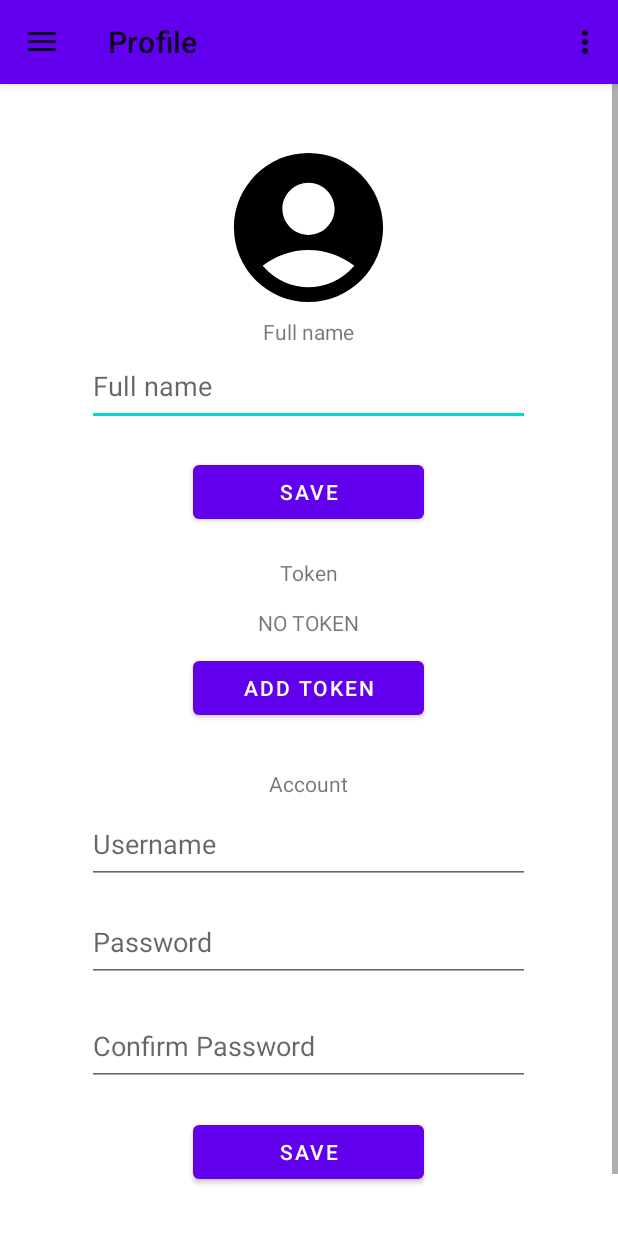
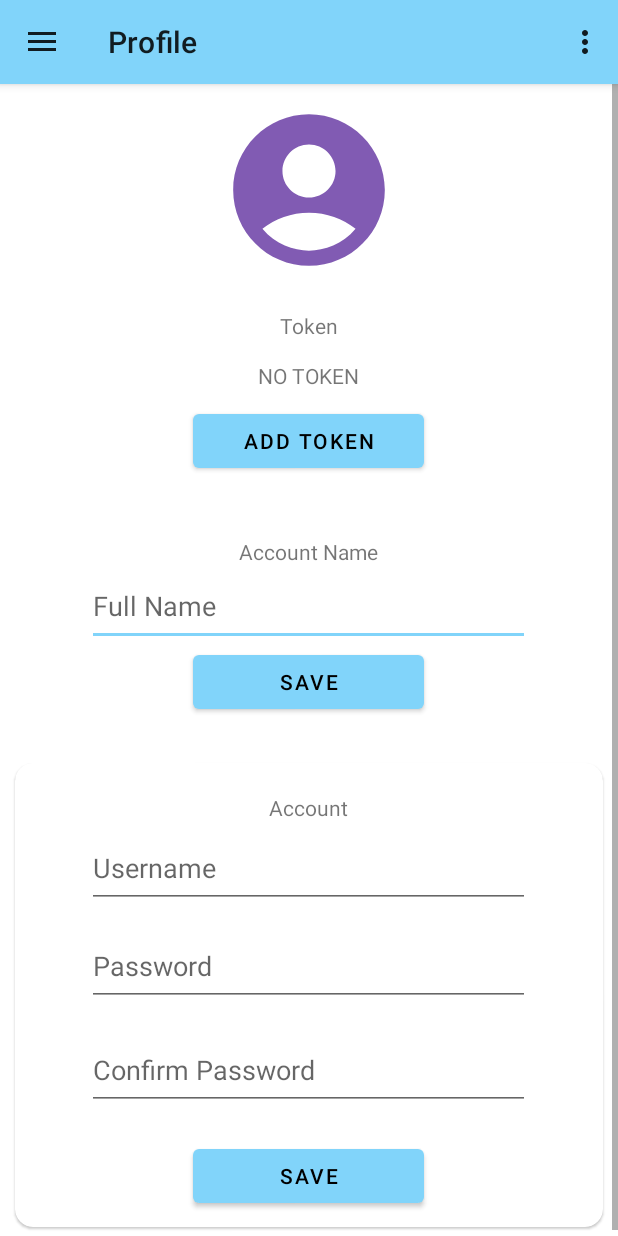
Before and after one commit to eeneg/split, an Android app: the screen it shows after launch (MainActivity), in the side drawer, after a tap on "Profile", on a phone screen of 412 x 824 dp. Run offline under Robolectric (Android 15) with nearby library versions, the phone set to English and light mode, and no system bars; our stand-ins replace Room's generated code, navigation-ui; libraries missing offline, so code that uses them is left out: com.journeyapps.barcodescanner; 6 statements that could not run were skipped.

Commit message:
design & non nfc cp crash fix

```diff
--- a/app/src/main/java/com/example/split/MainActivity.kt
+++ b/app/src/main/java/com/example/split/MainActivity.kt
@@ -106,9 +106,21 @@ class MainActivity : AppCompatActivity() {
         nameHeader.setText(sharedPref.getString("name", null).toString())
         usernameHeader.setText(sharedPref.getString("username", null).toString())
 
-        nfcAdapter = NfcAdapter.getDefaultAdapter(this)
-        if (nfcAdapter == null) {
-            Toast.makeText(this, "Device does not support NFC", Toast.LENGTH_LONG).show()
+        val nfcA = NfcAdapter.getDefaultAdapter(this)
+
+        try {
+            nfcAdapter = nfcA
+        }catch (e: RuntimeException){
+            val builder: AlertDialog.Builder = AlertDialog.Builder(this)
+            builder
+                .setTitle("Error!")
+                .setMessage("This Device Does NOT Support NFC!!")
+                .setNegativeButton("Cancel") { dialog, which ->
+                    finish()
+                }
+                .setCancelable(false)
+            val dialog: AlertDialog = builder.create()
+            dialog.show()
         }
 
         pendingIntent = PendingIntent.getActivity(
@@ -122,6 +134,7 @@ class MainActivity : AppCompatActivity() {
         writeTagFilters = arrayOf(tagDetected)
     }
 
+    @RequiresApi(Build.VERSION_CODES.P)
     fun processNFC(intent: Intent){
         if(writeMode == false){
             if(activescan){
@@ -148,6 +161,7 @@ class MainActivity : AppCompatActivity() {
             Toast.makeText(this, "Go to Write Or Scan page to get started", Toast.LENGTH_LONG).show()
         }
     }
+    @RequiresApi(Build.VERSION_CODES.P)
     private fun readFromIntent(intent: Intent) {
         tag = intent.getParcelableExtra<Parcelable>(NfcAdapter.EXTRA_TAG) as Tag?
         val rawMsgs = intent.getParcelableArrayExtra(NfcAdapter.EXTRA_NDEF_MESSAGES)
@@ -232,6 +246,7 @@ class MainActivity : AppCompatActivity() {
         System.arraycopy(textBytes, 0, payload, 1 + langLength, textLength)
         return NdefRecord(NdefRecord.TNF_WELL_KNOWN, NdefRecord.RTD_TEXT, ByteArray(0), payload)
     }
+    @RequiresApi(Build.VERSION_CODES.P)
     override fun onNewIntent(intent: Intent) {
         super.onNewIntent(intent)
         processNFC(intent)
@@ -243,12 +258,20 @@ class MainActivity : AppCompatActivity() {
 
     public override fun onPause() {
         super.onPause()
-        nfcAdapter.disableForegroundDispatch(this)
+        try {
+            nfcAdapter.disableForegroundDispatch(this)
+        }catch (e: Exception){
+            Log.i("on pause", e.toString())
+        }
     }
 
     public override fun onResume() {
         super.onResume()
-        nfcAdapter.enableForegroundDispatch(this, pendingIntent, writeTagFilters, null)
+        try {
+            nfcAdapter.enableForegroundDispatch(this, pendingIntent, writeTagFilters, null)
+        }catch (e: Exception){
+            Log.i("on resume", e.toString())
+        }
     }
     override fun onOptionsItemSelected(item: MenuItem): Boolean {
         sharedPref = this.getSharedPreferences("key", Context.MODE_PRIVATE)!!
--- a/app/src/main/res/drawable/baseline_account_circle_24.xml
+++ b/app/src/main/res/drawable/baseline_account_circle_24.xml
@@ -1,4 +1,4 @@
-<vector android:height="24dp" android:tint="#000000"
+<vector android:height="24dp" android:tint="#815BB3"
     android:viewportHeight="24" android:viewportWidth="24"
     android:width="24dp" xmlns:android="http://schemas.android.com/apk/res/android">
     <path android:fillColor="@android:color/white" android:pathData="M12,2C6.48,2 2,6.48 2,12s4.48,10 10,10s10,-4.48 10,-10S17.52,2 12,2zM12,6c1.93,0 3.5,1.57 3.5,3.5S13.93,13 12,13s-3.5,-1.57 -3.5,-3.5S10.07,6 12,6zM12,20c-2.03,0 -4.43,-0.82 -6.14,-2.88C7.55,15.8 9.68,15 12,15s4.45,0.8 6.14,2.12C16.43,19.18 14.03,20 12,20z"/>
--- a/app/src/main/res/layout/fragment_profile.xml
+++ b/app/src/main/res/layout/fragment_profile.xml
@@ -22,47 +22,28 @@
 
             <ImageView
                 android:id="@+id/imageView2"
-                android:layout_width="146dp"
-                android:layout_height="119dp"
-                android:layout_marginTop="36dp"
+                android:layout_width="180dp"
+                android:layout_height="121dp"
+                android:layout_marginTop="10dp"
                 app:layout_constraintEnd_toEndOf="parent"
                 app:layout_constraintHorizontal_bias="0.505"
                 app:layout_constraintStart_toStartOf="parent"
                 app:layout_constraintTop_toTopOf="parent"
                 app:srcCompat="@drawable/baseline_account_circle_24" />
 
-            <TextView
-                android:id="@+id/info"
-                android:layout_width="wrap_content"
-                android:layout_height="wrap_content"
-                android:text="@string/name"
-                app:layout_constraintBottom_toTopOf="@+id/profile_name"
-                app:layout_constraintEnd_toEndOf="parent"
-                app:layout_constraintHorizontal_bias="0.165"
-                app:layout_constraintStart_toStartOf="parent"
-                app:layout_constraintTop_toBottomOf="@+id/imageView2"
-                app:layout_constraintVertical_bias="0.288" />
+            <androidx.cardview.widget.CardView
+                app:cardElevation="1dp"
+                app:cardCornerRadius="12dp"
+                android:layout_margin="10dp"
+                android:layout_width="match_parent"
+                android:layout_height="match_parent">
 
-
-            <EditText
-                android:id="@+id/profile_name"
-                android:layout_width="295dp"
-                android:layout_height="53dp"
-                android:layout_marginBottom="20dp"
-                android:ems="10"
-                android:hint="@string/name"
-                android:importantForAutofill="no"
-                android:inputType="text"
-                app:layout_constraintBottom_toTopOf="@+id/saveNameBtn"
-                app:layout_constraintEnd_toEndOf="parent"
-                app:layout_constraintStart_toStartOf="parent" />
-
-            <Button
-                android:id="@+id/saveNameBtn"
-                android:layout_width="154dp"
-                android:layout_height="wrap_content"
-                android:layout_marginBottom="20dp"
-                android:text="@string/save" />
+                <LinearLayout
+                    android:orientation="vertical"
+                    android:gravity="center"
+                    android:layout_margin="10dp"
+                    android:layout_width="match_parent"
+                    android:layout_height="match_parent">
 
                     <TextView
                         android:id="@+id/label_token"
@@ -83,12 +64,66 @@
                         android:id="@+id/addToken"
                         android:layout_width="154dp"
                         android:layout_height="wrap_content"
-                android:layout_marginBottom="20dp"
                         android:text="@string/add_token"/>
 
+                </LinearLayout>
+
+            </androidx.cardview.widget.CardView>
+
+            <androidx.cardview.widget.CardView
+                app:cardElevation="1dp"
+                app:cardCornerRadius="12dp"
+                android:layout_margin="10dp"
+                android:layout_width="match_parent"
+                android:layout_height="match_parent">
+                <LinearLayout
+                    android:orientation="vertical"
+                    android:gravity="center"
+                    android:layout_margin="10dp"
+                    android:layout_width="match_parent"
+                    android:layout_height="match_parent">
+                    <TextView
+                        android:id="@+id/info"
+                        android:layout_width="wrap_content"
+                        android:layout_height="wrap_content"
+                        android:text="@string/name"
+                        app:layout_constraintBottom_toTopOf="@+id/profile_name"
+                        app:layout_constraintEnd_toEndOf="parent"
+                        app:layout_constraintHorizontal_bias="0.165"
+                        app:layout_constraintStart_toStartOf="parent"
+                        app:layout_constraintTop_toBottomOf="@+id/imageView2"
+                        app:layout_constraintVertical_bias="0.288" />
+
+                    <EditText
+                        android:id="@+id/profile_name"
+                        android:layout_width="295dp"
+                        android:layout_height="53dp"
+                        android:ems="10"
+                        android:hint="@string/full_name"
+                        android:importantForAutofill="no"
+                        android:inputType="text"
+                        app:layout_constraintBottom_toTopOf="@+id/saveNameBtn"
+                        app:layout_constraintEnd_toEndOf="parent"
+                        app:layout_constraintStart_toStartOf="parent" />
+
+                    <Button
+                        android:id="@+id/saveNameBtn"
+                        android:layout_width="154dp"
+                        android:layout_height="wrap_content"
+                        android:text="@string/save" />
+                </LinearLayout>
+            </androidx.cardview.widget.CardView>
+
+            <androidx.cardview.widget.CardView
+                app:cardElevation="1dp"
+                app:cardCornerRadius="12dp"
+                android:layout_margin="10dp"
+                android:layout_width="match_parent"
+                android:layout_height="match_parent">
                 <LinearLayout
                     android:layout_width="match_parent"
                     android:layout_height="wrap_content"
+                    android:layout_margin="10dp"
                     android:orientation="vertical"
                     android:gravity="center">
                     <TextView
@@ -132,10 +167,10 @@
                         android:id="@+id/saveAccountBtn"
                         android:layout_width="154dp"
                         android:layout_height="wrap_content"
-                    android:layout_marginBottom="76dp"
                         android:text="@string/save" />
 
                 </LinearLayout>
+            </androidx.cardview.widget.CardView>
 
         </LinearLayout>
 
--- a/app/src/main/res/values-night/themes.xml
+++ b/app/src/main/res/values-night/themes.xml
@@ -3,5 +3,12 @@
     <style name="Base.Theme.Split" parent="Theme.MaterialComponents.DayNight.NoActionBar">
         <!-- Customize your dark theme here. -->
         <!-- <item name="colorPrimary">@color/my_dark_primary</item> -->
+        <item name="colorPrimary">@color/blue_dark</item>
+        <item name="colorPrimaryVariant">@color/blue_light</item>
+        <item name="colorOnPrimary">@color/white</item>
+        <!-- Secondary brand color. -->
+        <item name="colorSecondary">@color/blue_light</item>
+        <item name="colorSecondaryVariant">@color/blue_light</item>
+        <item name="colorOnSecondary">@color/black</item>
     </style>
 </resources>
--- a/app/src/main/res/values/colors.xml
+++ b/app/src/main/res/values/colors.xml
@@ -3,4 +3,10 @@
     <color name="black">#FF000000</color>
     <color name="white">#FFFFFFFF</color>
     <color name="red">#FF0000</color>
+    <color name="green">#1B5E20</color>
+    <color name="green_dark">#003300</color>
+    <color name="green_light">#A5D6A7</color>
+    <color name="blue">#0288D1</color>
+    <color name="blue_dark">#005B9F</color>
+    <color name="blue_light">#81D4FA</color>
 </resources>
--- a/app/src/main/res/values/strings.xml
+++ b/app/src/main/res/values/strings.xml
@@ -10,7 +10,7 @@
     <string name="confirmpassword">Confirm Password</string>
     <string name="scan">Scan</string>
     <string name="timelist">Time List</string>
-    <string name="name">Full name</string>
+    <string name="name">Account Name</string>
     <string name="confirmPassword">Confirm Password</string>
     <string name="title_activity_nfc">ActivityNFC</string>
     <!-- Strings used for fragments for navigation -->
@@ -45,6 +45,7 @@
     <string name="erase">Erase</string>
     <string name="ip">IP</string>
     <string name="edit_date">Edit Date</string>
+    <string name="full_name">Full Name</string>
 
     <string-array name="action">
         <item>Edit</item>
--- a/app/src/main/res/values/themes.xml
+++ b/app/src/main/res/values/themes.xml
@@ -3,6 +3,14 @@
     <style name="Base.Theme.Split" parent="Theme.MaterialComponents.DayNight.NoActionBar">
         <!-- Customize your light theme here. -->
         <!-- <item name="colorPrimary">@color/my_light_primary</item> -->
+        <!-- Primary brand color. -->
+        <item name="colorPrimary">@color/blue_light</item>
+        <item name="colorPrimaryVariant">@color/blue_dark</item>
+        <item name="colorOnPrimary">@color/black</item>
+        <!-- Secondary brand color. -->
+        <item name="colorSecondary">@color/blue_light</item>
+        <item name="colorSecondaryVariant">@color/blue_light</item>
+        <item name="colorOnSecondary">@color/black</item>
     </style>
 
     <style name="Theme.Split" parent="Base.Theme.Split" />
```
Also changed, not shown: app/src/main/res/layout/fragment_list.xml (+14 -0 lines), app/src/main/res/layout/fragment_scan_n_f_c.xml (+26 -10 lines). Lines whose indentation alone changed are shown as unchanged.
